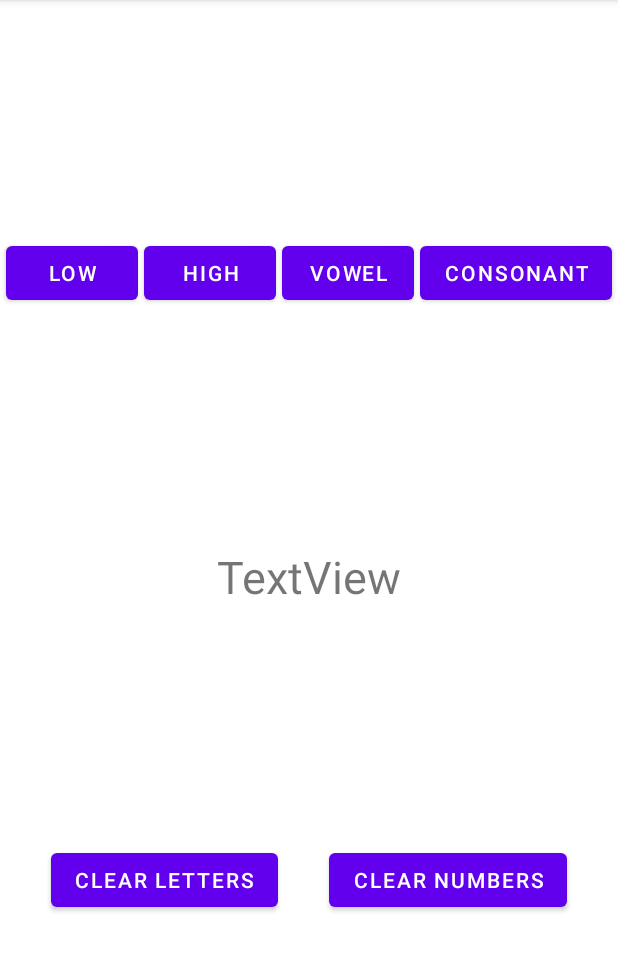
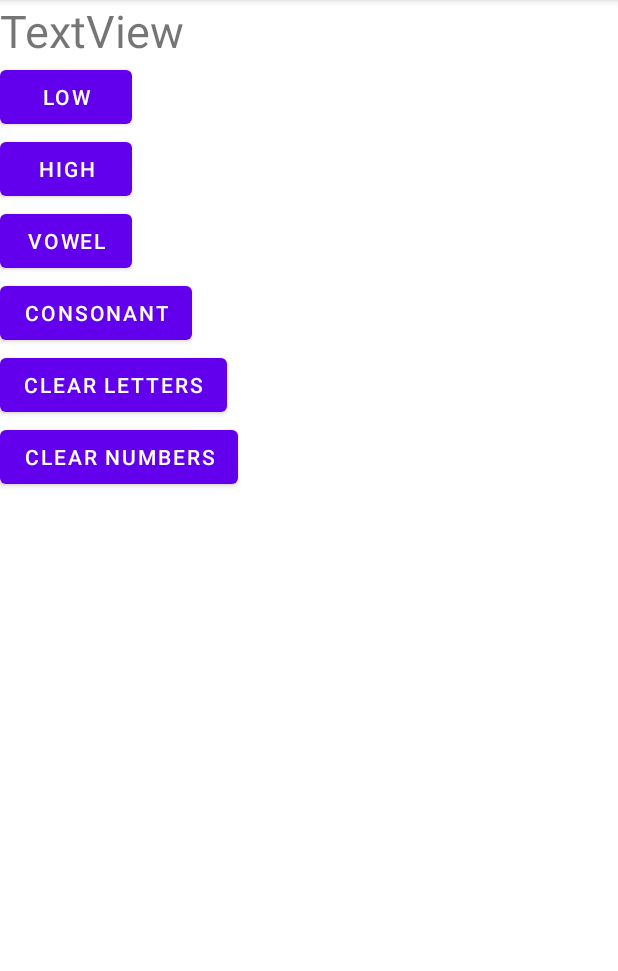
Before and after one commit to NickBevers/Mobile_Advanced_Letter_Number, an Android app: the screen it shows after launch (MainActivity), on a phone screen of 412 x 824 dp, the part 84-1055 px from its top. Run offline under Robolectric (Android 15) with nearby library versions, the phone set to English and light mode, and no system bars.

Commit message:
Added letter & number fragment layout files + classes

```diff
--- a/app/src/main/res/layout/activity_main.xml
+++ b/app/src/main/res/layout/activity_main.xml
@@ -1,10 +1,21 @@
 <?xml version="1.0" encoding="utf-8"?>
-<androidx.constraintlayout.widget.ConstraintLayout xmlns:android="http://schemas.android.com/apk/res/android"
+<LinearLayout xmlns:android="http://schemas.android.com/apk/res/android"
     xmlns:app="http://schemas.android.com/apk/res-auto"
     xmlns:tools="http://schemas.android.com/tools"
     android:layout_width="match_parent"
     android:layout_height="match_parent"
-    tools:context=".MainActivity">
+    tools:context=".MainActivity"
+    android:orientation="vertical">
+
+    <FrameLayout
+        android:id="@+id/layoutA"
+        android:layout_width="match_parent"
+        android:layout_height="wrap_content"/>
+
+    <FrameLayout
+        android:id="@+id/layoutB"
+        android:layout_width="match_parent"
+        android:layout_height="wrap_content"/>
 
     <TextView
         android:id="@+id/tv_letter"
@@ -89,4 +100,4 @@
         app:layout_constraintStart_toEndOf="@+id/btn_letter_reset"
         app:layout_constraintTop_toBottomOf="@+id/tv_letter" />
 
-</androidx.constraintlayout.widget.ConstraintLayout>
+</LinearLayout>
--- /dev/null
+++ b/app/src/main/res/layout/frag_letter.xml
@@ -0,0 +1,6 @@
+<?xml version="1.0" encoding="utf-8"?>
+<androidx.constraintlayout.widget.ConstraintLayout
+    xmlns:android="http://schemas.android.com/apk/res/android" android:layout_width="match_parent"
+    android:layout_height="match_parent">
+
+</androidx.constraintlayout.widget.ConstraintLayout>
--- /dev/null
+++ b/app/src/main/res/layout/frag_number.xml
@@ -0,0 +1,6 @@
+<?xml version="1.0" encoding="utf-8"?>
+<androidx.constraintlayout.widget.ConstraintLayout
+    xmlns:android="http://schemas.android.com/apk/res/android" android:layout_width="match_parent"
+    android:layout_height="match_parent">
+
+</androidx.constraintlayout.widget.ConstraintLayout>
```
Also changed, not shown: app/src/main/java/com/example/letters_numbers/Frag_Letter.java (added, +16 -0 lines), app/src/main/java/com/example/letters_numbers/Frag_Number.java (added, +18 -0 lines).
